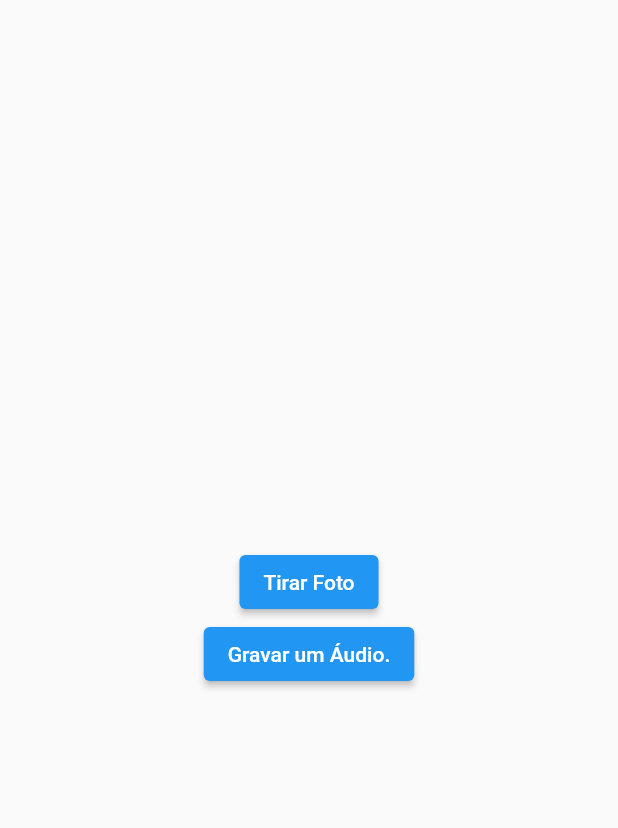
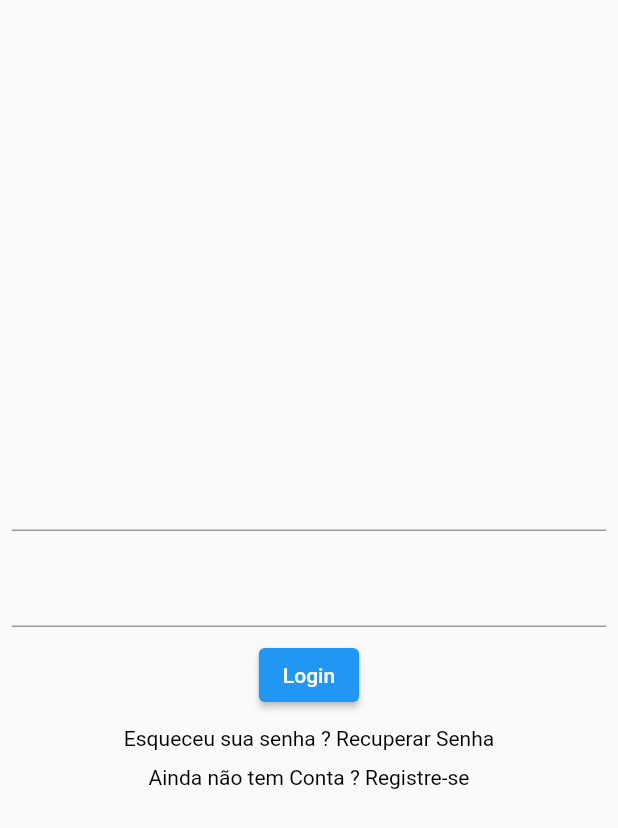
Before and after one commit to Triaci/_photoshare, a Flutter app: the screen it shows after launch, on a phone screen of 412 x 824 dp. Shown: the top 828 px of the screen. Run offline on Flutter 3.47's test engine with Material 2 defaults, Android fonts, the phone set to English and light mode, and no system bars; our stand-ins replace audioplayers, camera, email_validator, firebase_auth, firebase_core, firebase_messaging and 7 more; missing offline and left inert: dart:ffi, flutter_sound_lite, receive_sharing_intent; accounts and stored records are empty.

Commit message:
22-11-2022

```diff
--- /dev/null
+++ b/lib/helpers/utils.dart
@@ -0,0 +1,14 @@
+import 'package:flutter/material.dart';
+
+class Utils {
+  final messengerKey = GlobalKey<ScaffoldMessengerState>();
+ showSnackBar(String? text) {
+    if (text == null) return;
+
+    final snackBar = SnackBar(content: Text(text), backgroundColor: Colors.red);
+
+    messengerKey.currentState!
+      ..removeCurrentSnackBar()
+      ..showSnackBar(snackBar);
+  }
+}
--- a/lib/main.dart
+++ b/lib/main.dart
@@ -1,6 +1,8 @@
-
+import 'package:firebase_auth/firebase_auth.dart';
 import 'package:firebase_core/firebase_core.dart';
 import 'package:flutter/material.dart';
+import 'package:photoshare/helpers/utils.dart';
+import 'package:photoshare/screens/authentication/auth_screen.dart';
 import 'package:photoshare/screens/home_screen.dart';
 
 
@@ -18,10 +20,22 @@ class PhotoShare extends StatelessWidget {
   const PhotoShare({Key? key}) : super(key: key);
 
   @override
-  Widget build(BuildContext context) {
-    return const MaterialApp(
-      debugShowCheckedModeBanner: false,
-      home: HomePage(),
-    );
-  }
+  Widget build(BuildContext context) => MaterialApp(
+        scaffoldMessengerKey: Utils().messengerKey,
+        home: Scaffold(
+          body: StreamBuilder<User?>(
+              stream: FirebaseAuth.instance.authStateChanges(),
+              builder: (context, snapshot) {
+                if (snapshot.connectionState == ConnectionState.waiting) {
+                  return Center(child: CircularProgressIndicator());
+                } else if (snapshot.hasError) {
+                  return Center(child: Text("Algo deu Errado!"));
+                } else if (snapshot.hasData) {
+                  return HomePage();
+                } else {
+                  return AuthScreen();
+                }
+              }),
+        ),
+      );
 }
--- a/lib/screens/audio_screen.dart
+++ b/lib/screens/audio_screen.dart
@@ -3,6 +3,7 @@ import 'dart:io';
 import 'package:audioplayers/audioplayers.dart';
 import 'package:flutter/cupertino.dart';
 import 'package:flutter/material.dart';
+import 'package:path_provider/path_provider.dart';
 import 'package:photoshare/models/sound_recorder.dart';
 import 'package:photoshare/models/timer_controller.dart';
 
--- /dev/null
+++ b/lib/screens/authentication/auth_screen.dart
@@ -0,0 +1,21 @@
+import 'package:flutter/src/foundation/key.dart';
+import 'package:flutter/src/widgets/framework.dart';
+import 'package:photoshare/screens/authentication/sign_in_screen..dart';
+import 'package:photoshare/screens/authentication/sign_up_screen.dart';
+
+class AuthScreen extends StatefulWidget {
+  const AuthScreen({Key? key}) : super(key: key);
+
+  @override
+  State<AuthScreen> createState() => _AuthScreenState();
+}
+
+class _AuthScreenState extends State<AuthScreen> {
+  bool isLogin = true;
+
+  @override
+  Widget build(BuildContext context) =>
+      isLogin ? SignInScreen(onClickedSignUp: toggle) : SignUpScreen(onClickedSignIn: toggle);
+
+  void toggle() => setState(() => isLogin = !isLogin);
+}
--- /dev/null
+++ b/lib/screens/authentication/sign_in_screen..dart
@@ -0,0 +1,103 @@
+import 'dart:ffi';
+
+import 'package:firebase_auth/firebase_auth.dart';
+import 'package:flutter/gestures.dart';
+import 'package:flutter/material.dart';
+import 'package:flutter/src/foundation/key.dart';
+import 'package:flutter/src/widgets/framework.dart';
+import 'package:photoshare/helpers/utils.dart';
+import 'package:photoshare/screens/authentication/reset_password_screen.dart';
+import 'package:photoshare/screens/home_screen.dart';
+
+
+class SignInScreen extends StatefulWidget {
+  final VoidCallback onClickedSignUp;
+
+  const SignInScreen({Key? key, required this.onClickedSignUp})
+      : super(key: key);
+
+  @override
+  State<SignInScreen> createState() => _LoginScreenState();
+}
+
+class _LoginScreenState extends State<SignInScreen> {
+  final emailController = TextEditingController();
+  final senhaController = TextEditingController();
+
+  @override
+  void dispose() {
+    emailController.dispose();
+    senhaController.dispose();
+    super.dispose();
+  }
+
+  @override
+  Widget build(BuildContext context) {
+    return Scaffold(
+        body: Column(
+      mainAxisAlignment: MainAxisAlignment.center,
+      children: [
+        Padding(
+          padding: const EdgeInsets.all(8.0),
+          child: TextField(
+            controller: emailController,
+            textInputAction: TextInputAction.next,
+          ),
+        ),
+        Padding(
+          padding: const EdgeInsets.all(8.0),
+          child: TextField(
+            controller: senhaController,
+            textInputAction: TextInputAction.next,
+          ),
+        ),
+        ElevatedButton(
+            onPressed: () {
+              signIn();
+            },
+            child: Text('Login')),
+            Padding(
+              padding: const EdgeInsets.all(10.0),
+              child: RichText(
+              text: TextSpan(
+                  text: 'Esqueceu sua senha ? ',
+                  style: TextStyle(color: Colors.black),
+                  children: [
+                TextSpan(
+                    recognizer: TapGestureRecognizer()
+                      ..onTap =() {
+                         MaterialPageRoute route =
+                  MaterialPageRoute(builder: (context) => ResetScreen());
+              Navigator.push(context, route);
+                      }
+                      ,
+                    text: 'Recuperar Senha')
+              ])),
+            ),
+
+        RichText(
+            text: TextSpan(
+                text: 'Ainda não tem Conta ? ',
+                style: TextStyle(color: Colors.black),
+                children: [
+              TextSpan(
+                  recognizer: TapGestureRecognizer()
+                    ..onTap = widget.onClickedSignUp,
+                  text: 'Registre-se')
+            ]))
+      ],
+    ));
+  }
+
+  Future signIn() async {
+    try {
+      await FirebaseAuth.instance.signInWithEmailAndPassword(
+          email: emailController.text.trim(),
+          password: senhaController.text.trim());
+    } on FirebaseAuthException catch (e) {
+      print(e);
+
+      Utils().showSnackBar(e.message);
+    }
+  }
+}
--- a/lib/screens/camera_screen.dart
+++ b/lib/screens/camera_screen.dart
@@ -1,7 +1,7 @@
 import 'package:flutter/material.dart';
 import 'package:camera/camera.dart';
 import 'package:path/path.dart';
-import 'package:photoshare/services/notification_services.dart';
+import 'package:photoshare/services/notification_service.dart';
 import 'package:photoshare/screens/foto_screen.dart';
 import 'package:provider/provider.dart';
 
--- a/lib/screens/foto_screen.dart
+++ b/lib/screens/foto_screen.dart
@@ -2,7 +2,7 @@ import 'dart:io';
 import 'package:flutter/material.dart';
 import 'dart:math' as math;
 import 'package:gallery_saver/gallery_saver.dart';
-import 'package:photoshare/services/notification_services.dart';
+import 'package:photoshare/services/notification_service.dart';
 import 'package:share_plus/share_plus.dart';
 
 
--- a/pubspec.yaml
+++ b/pubspec.yaml
@@ -41,6 +41,8 @@ dependencies:
   http_parser: ^4.0.0
   firebase_messaging: ^14.1.0
   firebase_core: ^2.2.0
+  cloud_firestore: ^4.1.0
+  firebase_auth: ^4.1.3
   provider:
   timezone: ^0.8.0
   flutter_native_timezone: ^2.0.0
@@ -50,6 +52,8 @@ dependencies:
   flutter_sound_lite: ^8.1.9
   permission_handler: ^9.2.0
   audioplayers: ^1.1.1
+  email_validator: ^2.1.17
+  receive_sharing_intent: ^1.4.5
 
 dev_dependencies:
   flutter_test:
```
Also changed, not shown: lib/screens/authentication/reset_password_screen.dart (added, +64 -0 lines), lib/screens/authentication/sign_up_screen.dart (added, +82 -0 lines), lib/screens/home_screen.dart (+23 -3 lines), lib/screens/receive_intent_screen.dart (added, +92 -0 lines), lib/services/notification_service.dart (renamed from lib/services/notification_services.dart), pubspec.lock, 1 other file.
